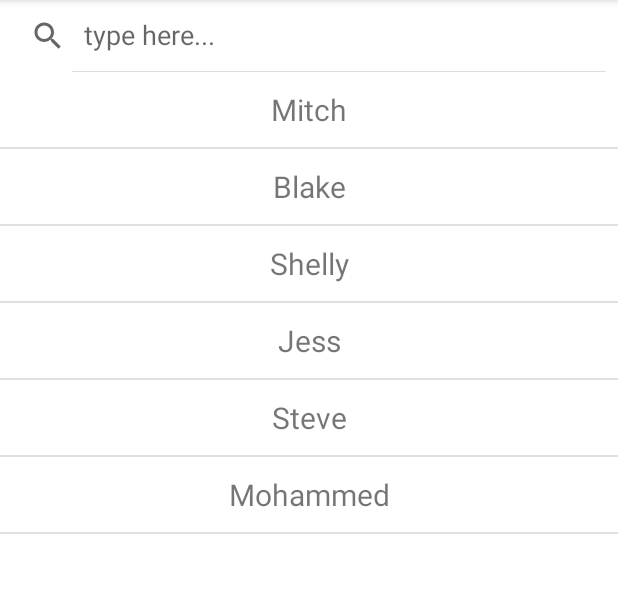
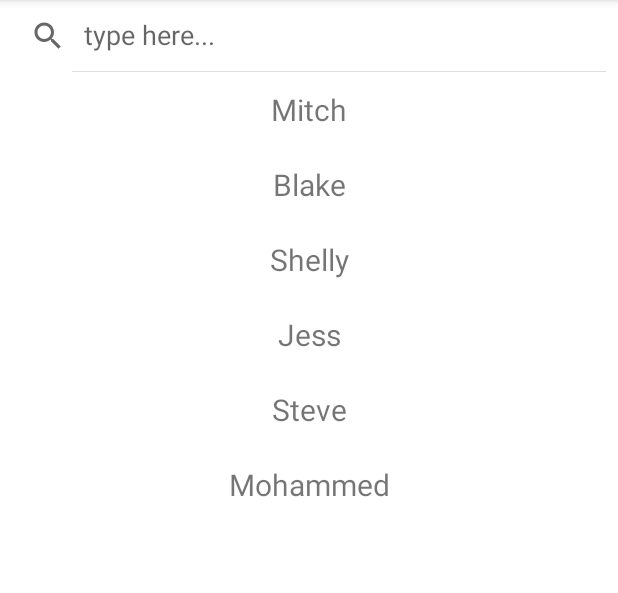
Before and after one commit to TataAdiN/listview-filter-string, an Android app: the screen it shows after launch (MainActivity), on a phone screen of 412 x 824 dp, the part 84-677 px from its top. Run offline under Robolectric (Android 15) with nearby library versions, the phone set to English and light mode, and no system bars.

```diff
--- a/app/src/main/java/com/tataadin/myapplication/MainActivity.java
+++ b/app/src/main/java/com/tataadin/myapplication/MainActivity.java
@@ -3,8 +3,6 @@ package com.tataadin.myapplication;
 import android.os.Bundle;
 import android.widget.SearchView;
 import androidx.appcompat.app.AppCompatActivity;
-import androidx.recyclerview.widget.DefaultItemAnimator;
-import androidx.recyclerview.widget.DividerItemDecoration;
 import androidx.recyclerview.widget.LinearLayoutManager;
 import androidx.recyclerview.widget.RecyclerView;
 import com.tataadin.myapplication.adapters.ListAdapter;
@@ -28,14 +26,13 @@ public class MainActivity extends AppCompatActivity {
         people.add("Steve");
         people.add("Mohammed");
 
+
         ListAdapter adapter = new ListAdapter(people);
         RecyclerView.LayoutManager mLayoutManager = new LinearLayoutManager(this);
+
+        viewBinding.theList.setHasFixedSize(true);
         viewBinding.theList.setLayoutManager(mLayoutManager);
-        viewBinding.theList.setItemAnimator(new DefaultItemAnimator());
-
         viewBinding.theList.setAdapter(adapter);
-        DividerItemDecoration dividerItemDecoration = new DividerItemDecoration(this, DividerItemDecoration.VERTICAL);
-        viewBinding.theList.addItemDecoration(dividerItemDecoration);
         viewBinding.searchView.setOnQueryTextListener(new SearchView.OnQueryTextListener() {
             @Override
             public boolean onQueryTextSubmit(String query) {
--- a/app/src/main/java/com/tataadin/myapplication/adapters/ListAdapter.java
+++ b/app/src/main/java/com/tataadin/myapplication/adapters/ListAdapter.java
@@ -6,39 +6,38 @@ import android.view.View;
 import android.view.ViewGroup;
 import android.widget.Filter;
 import android.widget.Filterable;
+import android.widget.TextView;
 import android.widget.Toast;
 import androidx.annotation.NonNull;
 import androidx.recyclerview.widget.RecyclerView;
-import com.tataadin.myapplication.databinding.ListItemLayoutBinding;
+import com.tataadin.myapplication.R;
 
 import java.util.ArrayList;
-import java.util.Collection;
 import java.util.List;
 
 public class ListAdapter extends RecyclerView.Adapter<ListAdapter.ViewHolder> implements Filterable {
 
     List<String> peopleList;
     List<String> peopleListAll;
-    private ListItemLayoutBinding binding;
 
     public ListAdapter(List<String> peopleList){
         this.peopleList = peopleList;
-        peopleListAll = new ArrayList<>();
-        peopleListAll.addAll(peopleList);
+        peopleListAll = new ArrayList<>(peopleList);
     }
 
     public static class ViewHolder extends RecyclerView.ViewHolder{
-
+        TextView peopleName;
         public ViewHolder(View view){
             super(view);
+            peopleName = view.findViewById(R.id.people_name);
         }
     }
 
     @NonNull
     @Override
     public ListAdapter.ViewHolder onCreateViewHolder(@NonNull ViewGroup parent, int viewType) {
-        binding = ListItemLayoutBinding.inflate(LayoutInflater.from(parent.getContext()), parent, false);
-        return new ViewHolder(binding.getRoot());
+        View view = LayoutInflater.from(parent.getContext()).inflate(R.layout.list_item_layout, parent, false);
+        return new ViewHolder(view);
     }
 
     @Override
@@ -47,8 +46,8 @@ public class ListAdapter extends RecyclerView.Adapter<ListAdapter.ViewHolder> im
         String people = peopleList.get(position);
         Log.d("filter2", people);
         Log.d("position", ""+position);
-        binding.peopleName.setText(people);
-        binding.peopleName.setOnClickListener(v -> Toast.makeText(v.getContext(), people,Toast.LENGTH_SHORT).show());
+        holder.peopleName.setText(people);
+        holder.peopleName.setOnClickListener(v -> Toast.makeText(v.getContext(), people,Toast.LENGTH_SHORT).show());
     }
 
     @Override
@@ -70,7 +69,7 @@ public class ListAdapter extends RecyclerView.Adapter<ListAdapter.ViewHolder> im
                 filteredPeople.addAll(peopleListAll);
             }else{
                 for (String people:peopleListAll) {
-                    if(people.toLowerCase().contains(constraint.toString().toLowerCase())){
+                    if(people.toLowerCase().contains(constraint.toString().toLowerCase().trim())){
                         Log.d("filter", constraint.toString());
                         filteredPeople.add(people);
                     }
@@ -84,7 +83,7 @@ public class ListAdapter extends RecyclerView.Adapter<ListAdapter.ViewHolder> im
         @Override
         protected void publishResults(CharSequence constraint, FilterResults results) {
             peopleList.clear();
-            peopleList.addAll((Collection<?extends String>) results.values);
+            peopleList.addAll((List) results.values);
             Log.d("list", peopleList.toString());
             notifyDataSetChanged();
         }
--- a/app/src/main/res/layout/list_item_layout.xml
+++ b/app/src/main/res/layout/list_item_layout.xml
@@ -1,5 +1,6 @@
 <?xml version="1.0" encoding="utf-8"?>
-<TextView xmlns:android="http://schemas.android.com/apk/res/android"
+<TextView
+        xmlns:android="http://schemas.android.com/apk/res/android"
         android:id="@+id/people_name"
         android:layout_width="match_parent"
         android:layout_height="50dp"
```
Lines whose indentation alone changed are shown as unchanged.
